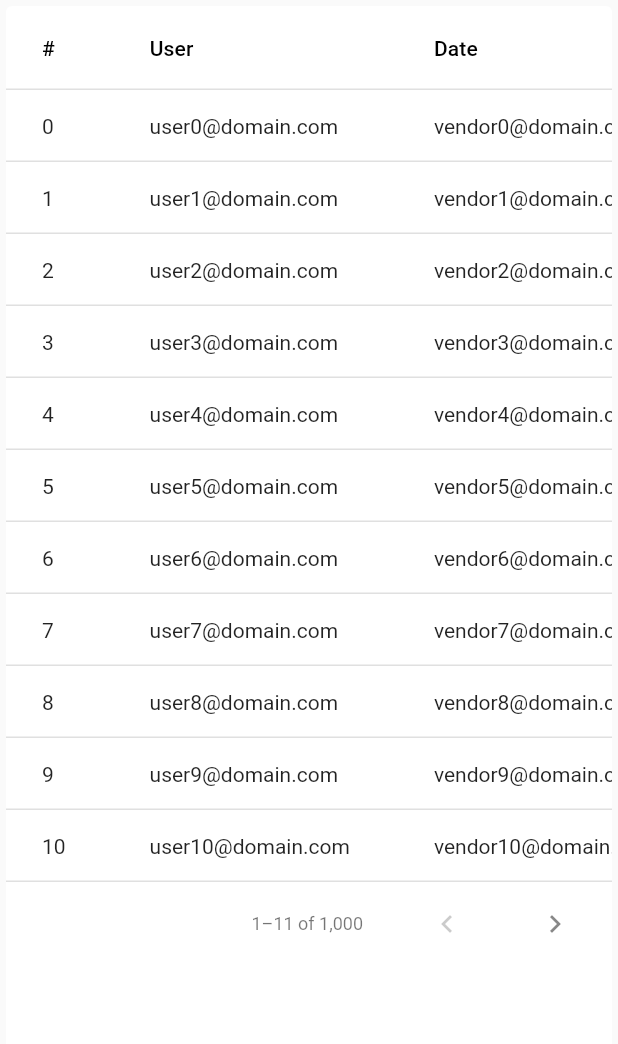
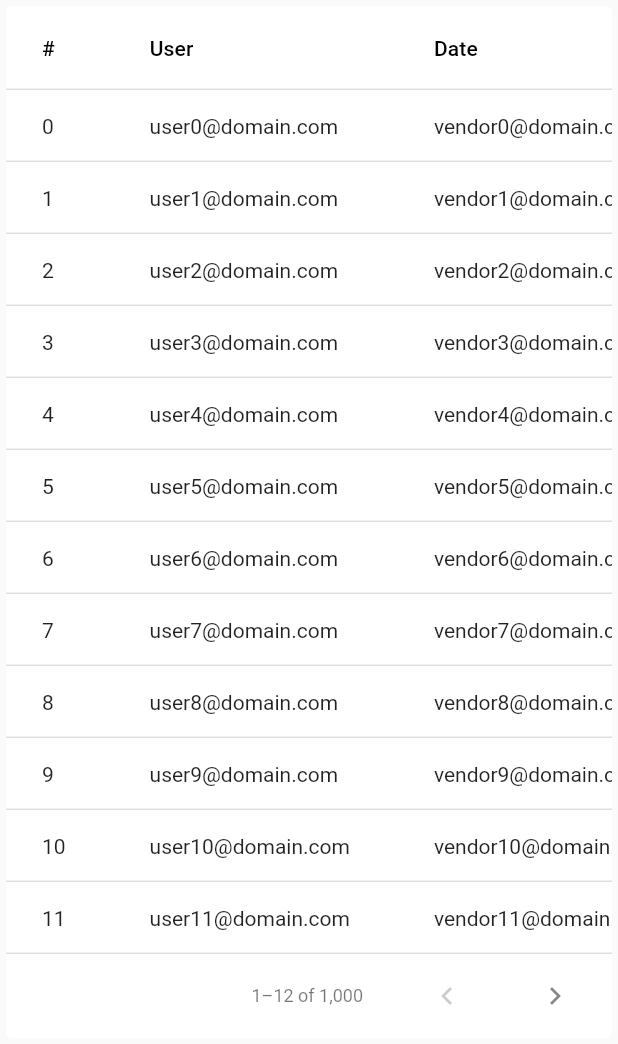
Before and after one commit to jmouriz/flutter-search-bar, a Flutter app: the TableWidget widget shown alone on an empty page, opened directly, on a phone screen of 412 x 824 dp. Shown: the top 1044 px of the screen. Run offline on Flutter 3.47's test engine with Material 2 defaults, Android fonts, the phone set to English and light mode, and no system bars; our stand-ins replace get; missing offline and left inert: flutter_rounded_date_picker, mutable_icon, window_manager.

```diff
--- a/lib/main.dart
+++ b/lib/main.dart
@@ -1,5 +1,6 @@
 import 'dart:io';
 
+import 'package:flutter/gestures.dart';
 import 'package:flutter/material.dart';
 import 'package:flutter/services.dart';
 import 'package:flutter_localizations/flutter_localizations.dart';
@@ -32,12 +33,22 @@ void main() async {
   runApp(const Application());
 }
 
+class ScrollBehavior extends MaterialScrollBehavior {
+  // Override behavior methods and getters like dragDevices
+  @override
+  Set<PointerDeviceKind> get dragDevices => {
+    PointerDeviceKind.touch,
+    PointerDeviceKind.mouse,
+  };
+}
+
 class Application extends StatelessWidget {
   const Application({super.key});
 
   @override
   Widget build(BuildContext context) {
     return MaterialApp(
+      scrollBehavior: ScrollBehavior(),
       localizationsDelegates: const [
         GlobalMaterialLocalizations.delegate,
         GlobalWidgetsLocalizations.delegate,
--- a/lib/pages/table.dart
+++ b/lib/pages/table.dart
@@ -4,6 +4,7 @@ import 'dart:math';
 import 'package:flutter/material.dart';
 import 'package:get/instance_manager.dart';
 import 'package:toolbar/controllers/controllers.dart';
+import 'package:toolbar/providers/providers.dart';
 import 'package:toolbar/models/models.dart';
 
 class TableWidget extends StatefulWidget {
@@ -35,10 +36,18 @@ class _TableWidgetState extends State<TableWidget> {
   @override
   Widget build(BuildContext context) {
     final media = MediaQuery.of(context);
-    final safe = media.size.height - media.padding.top - media.padding.bottom -
-      kToolbarHeight - 2 * 56;
-    final rows = (safe / kMinInteractiveDimension).floor() - 2;
+    const headingRowHeight = 56.0;
+    final safe = media.size.height -
+        media.padding.top -
+        media.padding.bottom -
+        kToolbarHeight -
+        2 * headingRowHeight;
+    int rows = (safe / kMinInteractiveDimension).floor();
     final DataTableSource data = DataSource();
+
+    if (PlatformDetails().isMobile) {
+      rows--;
+    }
 
     toolbar.title.value = 'Search Test';
     toolbar.search.value = true;
@@ -135,14 +144,13 @@ class _TableWidgetState extends State<TableWidget> {
 
     return Theme(
       data: Theme.of(context).copyWith(
-        cardTheme: const CardTheme(
-          elevation: 0,
-        )
+        cardTheme: const CardTheme(elevation: 0)
       ),
+      child: SingleChildScrollView(
         child: PaginatedDataTable(
-        headingRowHeight: 56.0,
+          headingRowHeight: headingRowHeight,
           source: data,
-        sortColumnIndex: 0,
+          sortColumnIndex: 1,
           rowsPerPage: rows,
           showCheckboxColumn: false,
           columns: const [
@@ -152,6 +160,7 @@ class _TableWidgetState extends State<TableWidget> {
             DataColumn(label: Text('Price')),
             DataColumn(label: Text('')),
           ],
+        ),
       ),
     );
   }
@@ -165,7 +174,8 @@ class DataSource extends DataTableSource {
       'user': 'user$index@domain.com',
       'vendor': 'vendor$index@domain.com',
       'price': Random().nextDouble() * 500,
-          });
+    }
+  );
 
   @override
   bool get isRowCountApproximate => false;
--- a/lib/providers/providers.dart
+++ b/lib/providers/providers.dart
@@ -0,0 +1,2 @@
+export 'package:toolbar/providers/platform.dart';
+export 'package:toolbar/providers/items.dart';
--- a/lib/widgets/body.dart
+++ b/lib/widgets/body.dart
@@ -48,6 +48,7 @@ class _BodyWidgetState extends State<BodyWidget> {
             child: sidenav.items[sidenav.selected.value].target,
           ),
         ),
+        // TODO
         const SafeArea(
           child: Padding(
             padding: EdgeInsets.only(top: kToolbarHeight),
--- a/lib/widgets/widgets.dart
+++ b/lib/widgets/widgets.dart
@@ -1,3 +1,3 @@
 export 'package:toolbar/widgets/app_bar.dart';
-export 'package:toolbar/widgets/sidenav/sidenav.dart';
+export 'package:toolbar/widgets/sidenav.dart';
 export 'package:toolbar/widgets/body.dart';
```
Also changed, not shown: lib/controllers/sidenav.dart (+2 -23 lines), lib/models/items.dart (+5 -5 lines), lib/providers/items.dart (added, +32 -0 lines), lib/providers/platform.dart (renamed from lib/helpers/platform.dart), lib/widgets/sidenav.dart (renamed from lib/widgets/sidenav/sidenav.dart). Lines whose indentation alone changed are shown as unchanged.
